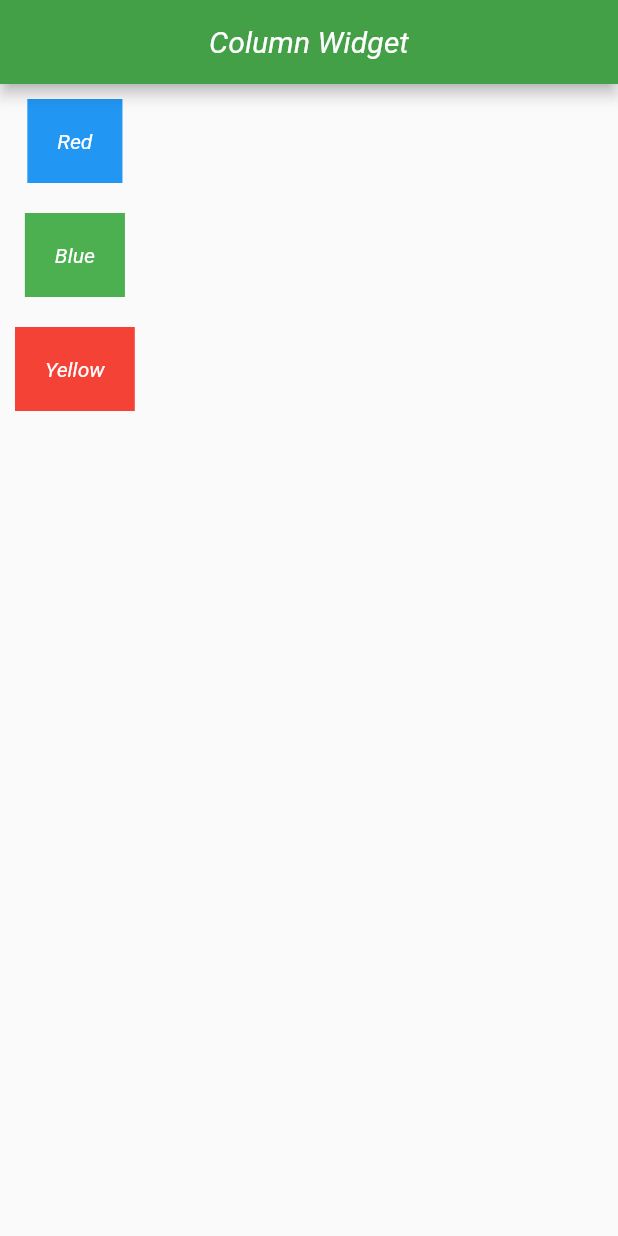
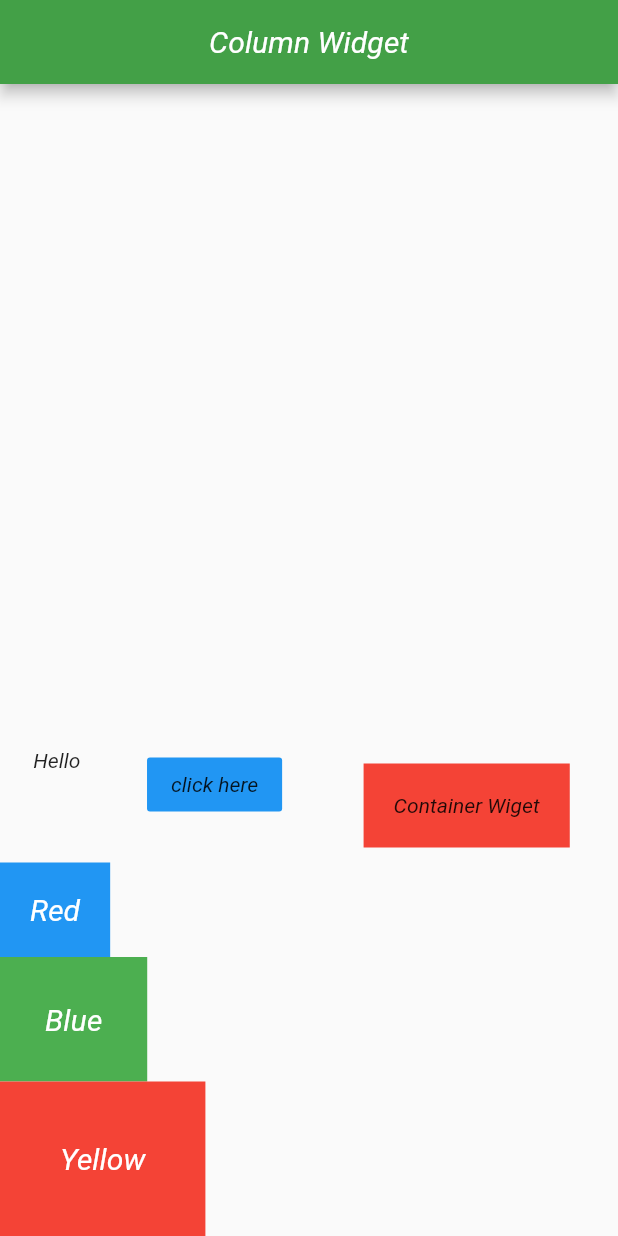
Before and after one commit to RishabhS05/FlutterBasics, a Flutter app: the screen it shows after launch, on a phone screen of 412 x 824 dp. Run offline on Flutter 3.47's test engine with Material 2 defaults, Android fonts, the phone set to English and light mode, and no system bars.

Commit message:
Playing with Row column arrangements.

```diff
--- a/lib/main.dart
+++ b/lib/main.dart
@@ -41,6 +41,8 @@ class HomeRow extends StatelessWidget {
           centerTitle: true,
           backgroundColor: Colors.green[600]),
       body: Row(
+        // mainAxis -> horizontal
+        //crossAxis -> vertical
         mainAxisAlignment: MainAxisAlignment.spaceAround,
         crossAxisAlignment: CrossAxisAlignment.start,
         children: <Widget>[
@@ -61,6 +63,7 @@ class HomeRow extends StatelessWidget {
     );
   }
 }
+
 class HomeColumn extends StatelessWidget {
   @override
   Widget build(BuildContext context) {
@@ -70,9 +73,32 @@ class HomeColumn extends StatelessWidget {
           centerTitle: true,
           backgroundColor: Colors.green[600]),
       body: Column(
+        // mainAxis ->vertical
+        //crossAxis -> horizontal
+        mainAxisAlignment: MainAxisAlignment.end,
+        crossAxisAlignment: CrossAxisAlignment.start,
         children: <Widget>[
+      Row(
+      // mainAxis -> horizontal
+      //crossAxis -> vertical
+      mainAxisAlignment: MainAxisAlignment.spaceAround,
+        crossAxisAlignment: CrossAxisAlignment.start,
+        children: <Widget>[
+          Text("Hello"),
+          FlatButton(
+            onPressed: () {},
+            child: Text("click here"),
+            color: Colors.blue,
+          ),
           Container(
             margin: EdgeInsets.all(10),
+            padding: EdgeInsets.all(20),
+            child: Text("Container Wiget"),
+            color: Colors.red,
+          )
+        ],
+      ),
+          Container(
             padding: EdgeInsets.all(20),
             child: Text(
               "Red",
@@ -81,13 +107,11 @@ class HomeColumn extends StatelessWidget {
             color: Colors.blue,
           ),
           Container(
-              margin: EdgeInsets.all(10),
-              padding: EdgeInsets.all(20),
+              padding: EdgeInsets.all(30),
               child: Text("Blue", style: TextCustomStyle()),
               color: Colors.green),
           Container(
-            margin: EdgeInsets.all(10),
-            padding: EdgeInsets.all(20),
+            padding: EdgeInsets.all(40),
             child: Text("Yellow", style: TextCustomStyle()),
             color: Colors.red,
           )
@@ -99,6 +123,11 @@ class HomeColumn extends StatelessWidget {
 
 class TextCustomStyle extends TextStyle {
   @override
-  // TODO: implement color
   Color get color => Colors.white;
+
+  @override
+  String get fontFamily => 'Roboto';
+
+  @override
+  double get fontSize => 20;
 }
```
